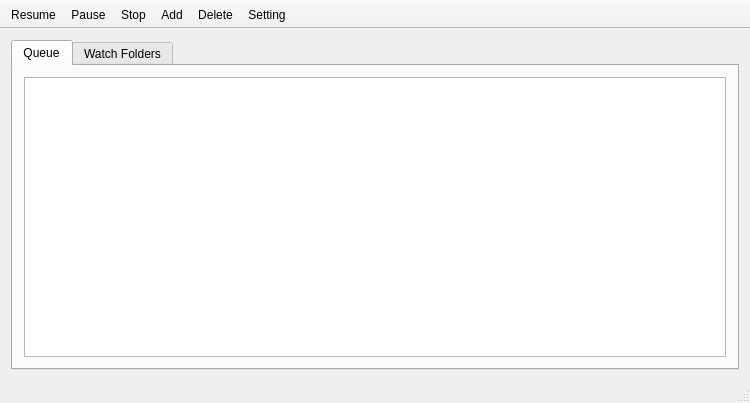
Old version of the form MainWindow.ui in the repository vulevu121/PhotosUploader.
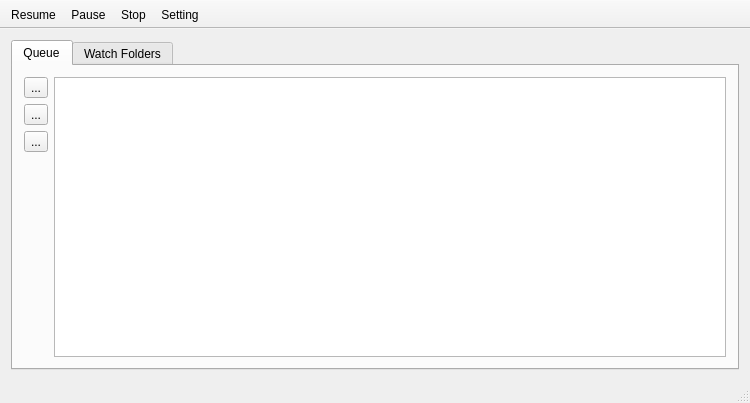
New version of the form. Icons and pictures are not drawn.

Commit message: Added queue buttons and table/model connections

Diff of the .ui file:
```diff
--- a/MainWindow.ui
+++ b/MainWindow.ui
@@ -31,9 +31,81 @@
        <attribute name="title">
         <string>Queue</string>
        </attribute>
-       <layout class="QVBoxLayout" name="verticalLayout_2">
+       <layout class="QHBoxLayout" name="horizontalLayout_2">
         <item>
-         <widget class="QTableView" name="queueTableView"/>
+         <layout class="QVBoxLayout" name="verticalLayout_2">
+          <item>
+           <widget class="QToolButton" name="addQueueButton">
+            <property name="text">
+             <string>...</string>
+            </property>
+            <property name="icon">
+             <iconset resource="graphics.qrc">
+              <normaloff>:/icon/add_photo</normaloff>:/icon/add_photo</iconset>
+            </property>
+            <property name="iconSize">
+             <size>
+              <width>24</width>
+              <height>24</height>
+             </size>
+            </property>
+           </widget>
+          </item>
+          <item>
+           <widget class="QToolButton" name="removeQueueButton">
+            <property name="text">
+             <string>...</string>
+            </property>
+            <property name="icon">
+             <iconset resource="graphics.qrc">
+              <normaloff>:/icon/delete</normaloff>:/icon/delete</iconset>
+            </property>
+            <property name="iconSize">
+             <size>
+              <width>24</width>
+              <height>24</height>
+             </size>
+            </property>
+           </widget>
+          </item>
+          <item>
+           <widget class="QToolButton" name="clearQueueButton">
+            <property name="text">
+             <string>...</string>
+            </property>
+            <property name="icon">
+             <iconset resource="graphics.qrc">
+              <normaloff>:/icon/clear_all</normaloff>:/icon/clear_all</iconset>
+            </property>
+            <property name="iconSize">
+             <size>
+              <width>24</width>
+              <height>24</height>
+             </size>
+            </property>
+           </widget>
+          </item>
+          <item>
+           <spacer name="verticalSpacer_2">
+            <property name="orientation">
+             <enum>Qt::Vertical</enum>
+            </property>
+            <property name="sizeHint" stdset="0">
+             <size>
+              <width>20</width>
+              <height>40</height>
+             </size>
+            </property>
+           </spacer>
+          </item>
+         </layout>
+        </item>
+        <item>
+         <widget class="QTableView" name="queueTableView">
+          <property name="selectionBehavior">
+           <enum>QAbstractItemView::SelectRows</enum>
+          </property>
+         </widget>
         </item>
        </layout>
       </widget>
@@ -142,8 +214,6 @@
    <addaction name="actionResume"/>
    <addaction name="actionPause"/>
    <addaction name="actionStop"/>
-   <addaction name="actionAdd"/>
-   <addaction name="actionDelete"/>
    <addaction name="actionSetting"/>
   </widget>
   <widget class="QStatusBar" name="statusBar"/>
@@ -165,24 +235,6 @@
     <string>Stop</string>
    </property>
   </action>
-  <action name="actionAdd">
-   <property name="icon">
-    <iconset resource="graphics.qrc">
-     <normaloff>:/icon/add_photo</normaloff>:/icon/add_photo</iconset>
-   </property>
-   <property name="text">
-    <string>Add</string>
-   </property>
-  </action>
-  <action name="actionDelete">
-   <property name="icon">
-    <iconset resource="graphics.qrc">
-     <normaloff>:/icon/delete</normaloff>:/icon/delete</iconset>
-   </property>
-   <property name="text">
-    <string>Delete</string>
-   </property>
-  </action>
   <action name="actionSetting">
    <property name="icon">
     <iconset resource="graphics.qrc">
```
Left out of the diff: 30 changed lines with no effect on the pictures. The commit also changes 4 other files.
